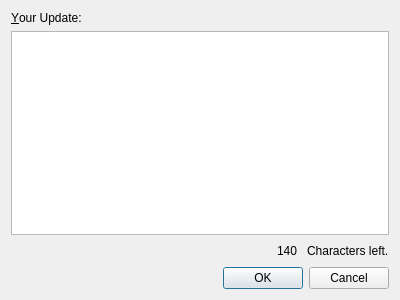
The window that urssus/ui/twitterpost.ui (ralsina/urssus) describes before a commit, drawn with Qt 5.
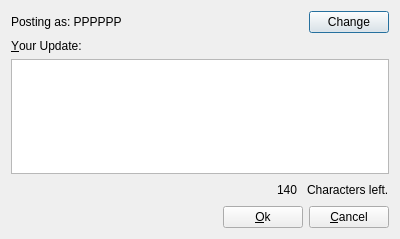
The same window after the commit.

```diff
--- a/urssus/ui/twitterpost.ui
+++ b/urssus/ui/twitterpost.ui
@@ -6,13 +6,37 @@
     <x>0</x>
     <y>0</y>
     <width>400</width>
-    <height>300</height>
+    <height>239</height>
    </rect>
   </property>
   <property name="windowTitle" >
    <string>Twitter Post - uRSSus</string>
   </property>
   <layout class="QVBoxLayout" name="verticalLayout" >
+   <item>
+    <layout class="QHBoxLayout" name="horizontalLayout_2" >
+     <item>
+      <widget class="QLabel" name="username" >
+       <property name="sizePolicy" >
+        <sizepolicy vsizetype="Preferred" hsizetype="Expanding" >
+         <horstretch>0</horstretch>
+         <verstretch>0</verstretch>
+        </sizepolicy>
+       </property>
+       <property name="text" >
+        <string>Posting as: PPPPPP</string>
+       </property>
+      </widget>
+     </item>
+     <item>
+      <widget class="QPushButton" name="changeAuth" >
+       <property name="text" >
+        <string>Change</string>
+       </property>
+      </widget>
+     </item>
+    </layout>
+   </item>
    <item>
     <widget class="QLabel" name="label" >
      <property name="text" >
@@ -69,14 +93,35 @@
     </layout>
    </item>
    <item>
-    <widget class="QDialogButtonBox" name="buttonBox" >
-     <property name="orientation" >
-      <enum>Qt::Horizontal</enum>
-     </property>
-     <property name="standardButtons" >
-      <set>QDialogButtonBox::Cancel|QDialogButtonBox::Ok</set>
-     </property>
-    </widget>
+    <layout class="QHBoxLayout" name="horizontalLayout_3" >
+     <item>
+      <spacer name="horizontalSpacer_2" >
+       <property name="orientation" >
+        <enum>Qt::Horizontal</enum>
+       </property>
+       <property name="sizeHint" stdset="0" >
+        <size>
+         <width>40</width>
+         <height>20</height>
+        </size>
+       </property>
+      </spacer>
+     </item>
+     <item>
+      <widget class="QPushButton" name="ok" >
+       <property name="text" >
+        <string>&amp;Ok</string>
+       </property>
+      </widget>
+     </item>
+     <item>
+      <widget class="QPushButton" name="pushButton_2" >
+       <property name="text" >
+        <string>&amp;Cancel</string>
+       </property>
+      </widget>
+     </item>
+    </layout>
    </item>
   </layout>
  </widget>
```
Left out of the diff: 24 changed lines with no effect on the pictures.
